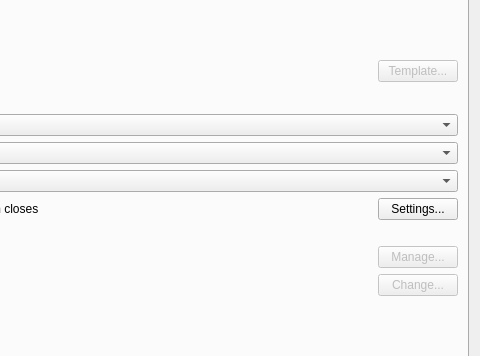
OtterBrowser/otter-browser, file src/ui/PreferencesDialog.ui: the form before one commit; both pictures show x 220 to 700 and y 158 to 514 of the 700 by 650 pixel window.
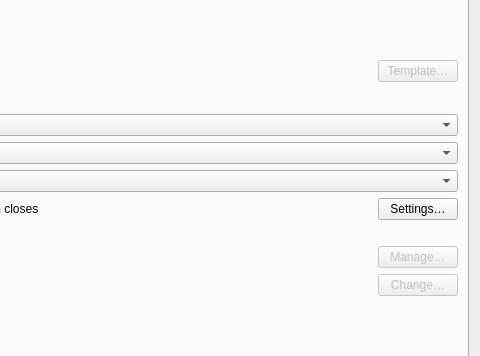
The form after the commit. The open tabs and pages were chosen to show the change. Custom widgets are drawn as their Qt base class.

```diff
--- a/src/ui/PreferencesDialog.ui
+++ b/src/ui/PreferencesDialog.ui
@@ -823,7 +823,7 @@
                  <bool>false</bool>
                 </property>
                 <property name="text">
-                 <string>Template...</string>
+                 <string>Template…</string>
                 </property>
                </widget>
               </item>
@@ -952,7 +952,7 @@
               <item>
                <widget class="QPushButton" name="clearHistoryButton">
                 <property name="text">
-                 <string>Settings...</string>
+                 <string>Settings…</string>
                 </property>
                </widget>
               </item>
@@ -1007,7 +1007,7 @@
             <bool>false</bool>
            </property>
            <property name="text">
-            <string>Manage...</string>
+            <string>Manage…</string>
            </property>
           </widget>
          </item>
@@ -1044,7 +1044,7 @@
             <bool>false</bool>
            </property>
            <property name="text">
-            <string>Change...</string>
+            <string>Change…</string>
            </property>
           </widget>
          </item>
```
Left out of the diff: 12 changed lines with no effect on the pictures.
